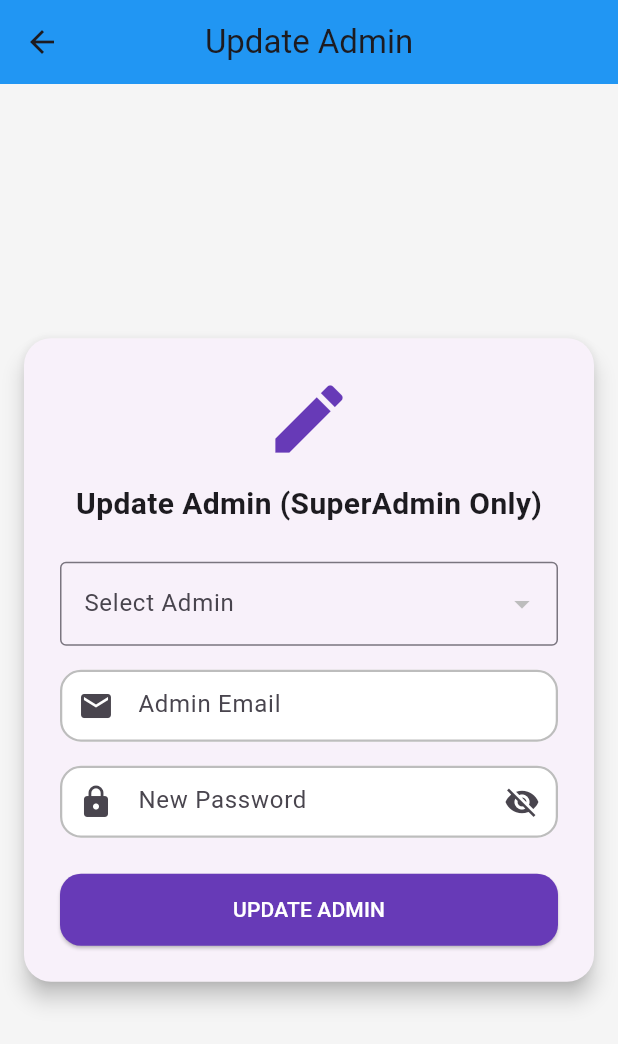
After one commit to iamps-dev/my_safety_admin, a Flutter app: the AdminUpdateView screen opened directly, on a phone screen of 412 x 824 dp. The commit adds this screen. Shown: the top 1044 px of the screen. Run offline on Flutter 3.47's test engine with Material 3 defaults, Android fonts, the phone set to English and light mode, and no system bars; our stand-ins replace dio, get, get_storage, jwt_decoder; accounts and stored records are empty; network calls fail.

Commit message:
1-1-2026

```diff
--- a/lib/Data/Appurl/app_url.dart
+++ b/lib/Data/Appurl/app_url.dart
@@ -4,4 +4,6 @@ class AppUrl {
   // 🔹 Admin base path
   static const String adminAuth = "$baseUrl/auth/admin";
 
+
+
 }
--- a/lib/Repo/Login/auth_repository.dart
+++ b/lib/Repo/Login/auth_repository.dart
@@ -19,6 +19,6 @@ class AuthRepository {
 
     // 🔹 Get all Admins API
     Future<Map<String, dynamic>> getAllAdmins() {
-    return ApiClient.get("${AppUrl.adminAuth}/list");
+      return ApiClient.get("${AppUrl.adminAuth}/all");
     }
   }
--- /dev/null
+++ b/lib/View/admin_update_v/admin_update_binding.dart
@@ -0,0 +1,9 @@
+import 'package:get/get.dart';
+import '../../view_model/admin_update_c/admin_update_controller.dart';
+
+class AdminUpdateBinding extends Bindings {
+  @override
+  void dependencies() {
+    Get.put(AdminUpdateController());
+  }
+}
--- /dev/null
+++ b/lib/View/admin_update_v/admin_update_view.dart
@@ -0,0 +1,116 @@
+import 'package:flutter/material.dart';
+import 'package:get/get.dart';
+
+import '../../Utils/Text_form_wgt/text_form_field_wgt.dart';
+import '../../Utils/app_colors/app_colors.dart';
+import '../../view_model/admin_update_c/admin_update_controller.dart';
+
+class AdminUpdateView extends GetView<AdminUpdateController> {
+  const AdminUpdateView({super.key});
+
+  @override
+  Widget build(BuildContext context) {
+    return Scaffold(
+      backgroundColor: Colors.grey.shade100,
+
+      appBar: AppBar(
+        backgroundColor: AppColors.primary,
+        title: const Text("Update Admin"),
+        centerTitle: true,
+      ),
+
+      body: Center(
+        child: Card(
+          elevation: 6,
+          shape: RoundedRectangleBorder(
+            borderRadius: BorderRadius.circular(18),
+          ),
+          child: Container(
+            width: 380,
+            padding: const EdgeInsets.all(24),
+            child: Column(
+              mainAxisSize: MainAxisSize.min,
+              children: [
+
+                const Icon(Icons.edit, size: 60, color: Colors.deepPurple),
+                const SizedBox(height: 12),
+
+                const Text(
+                  "Update Admin (SuperAdmin Only)",
+                  style: TextStyle(fontSize: 20, fontWeight: FontWeight.bold),
+                ),
+
+                const SizedBox(height: 24),
+
+                /// 🔽 Admin Dropdown
+                Obx(() => DropdownButtonFormField<Map<String, dynamic>>(
+                  decoration: const InputDecoration(
+                    labelText: "Select Admin",
+                    border: OutlineInputBorder(),
+                  ),
+                  items: controller.admins.map<DropdownMenuItem<Map<String, dynamic>>>((admin) {
+                    return DropdownMenuItem<Map<String, dynamic>>(
+                      value: admin,
+                      child: Text(admin['email'] ?? ''),
+                    );
+                  }).toList(),
+                  onChanged: (Map<String, dynamic>? value) {
+                    if (value != null) {
+                      controller.selectAdmin(value);
+                    }
+                  },
+                )),
+
+
+                const SizedBox(height: 16),
+
+                TextFormFieldWgt(
+                  hinttext: "Admin Email",
+                  controller: controller.emailCtrl,
+                  prxicon: Icons.email,
+                ),
+
+                const SizedBox(height: 16),
+
+                Obx(() => TextFormFieldWgt(
+                  hinttext: "New Password",
+                  controller: controller.passwordCtrl,
+                  prxicon: Icons.lock,
+                  obstxt: controller.isPasswordHidden.value,
+                  sfxicon: controller.isPasswordHidden.value
+                      ? Icons.visibility_off
+                      : Icons.visibility,
+                  onSficonTap: controller.togglePassword,
+                )),
+
+                const SizedBox(height: 24),
+
+                Obx(() => SizedBox(
+                  width: double.infinity,
+                  height: 48,
+                  child: ElevatedButton(
+                    onPressed: controller.isLoading.value
+                        ? null
+                        : controller.updateAdmin,
+                    style: ElevatedButton.styleFrom(
+                      backgroundColor: Colors.deepPurple,
+                      shape: RoundedRectangleBorder(
+                        borderRadius: BorderRadius.circular(14),
+                      ),
+                    ),
+                    child: controller.isLoading.value
+                        ? const CircularProgressIndicator(color: Colors.white)
+                        : const Text(
+                      "UPDATE ADMIN",
+                      style: TextStyle(color: Colors.white),
+                    ),
+                  ),
+                )),
+              ],
+            ),
+          ),
+        ),
+      ),
+    );
+  }
+}
--- a/lib/admin_drawer/admin_drawer_admin.dart
+++ b/lib/admin_drawer/admin_drawer_admin.dart
@@ -63,9 +63,20 @@ class AdminDrawer extends StatelessWidget {
                   () => Get.snackbar("Info", "Reports screen coming soon")),
 
           // 🔹 SuperAdmin-only option
-          if (role == "SUPER_ADMIN")
-            drawerItem("Create Admin", Icons.admin_panel_settings,
-                    () => _navigate(AppRoutes.adminCreate)),
+          // 🔹 SuperAdmin-only options
+          if (role == "SUPER_ADMIN") ...[
+            drawerItem(
+              "Create Admin",
+              Icons.admin_panel_settings,
+                  () => _navigate(AppRoutes.adminCreate),
+            ),
+            drawerItem(
+              "Update Admin",
+              Icons.edit,
+                  () => _navigate(AppRoutes.adminUpdate),
+            ),
+          ],
+
 
           const Divider(),
 
--- a/lib/app_routes/App_routes.dart
+++ b/lib/app_routes/App_routes.dart
@@ -5,12 +5,15 @@ import '../View/admin_login_v/admin_login_binding.dart';
 import '../View/admin_login_v/admin_login_view.dart';
 import '../View/admin_create_v/admin_create_view.dart';
 import '../View/admin_create_v/admin_create_binding.dart';
+import '../View/admin_update_v/admin_update_view.dart';
+import '../View/admin_update_v/admin_update_binding.dart';
 
 class AppRoutes {
   // 🔹 Route names
   static const String adminLogin = "/admin-login";
   static const String adminDashboard = "/admin-dashboard";
-  static const String adminCreate = "/admin-create"; // New route
+  static const String adminCreate = "/admin-create";
+  static const String adminUpdate = "/admin-update"; // ✅ NEW
 
   // 🔹 Initial route
   static const String INITIAL = adminLogin;
@@ -25,12 +28,16 @@ class AppRoutes {
     GetPage(
       name: adminDashboard,
       page: () => AdminDashboardScreen(),
-      // You can add a binding here if needed
     ),
     GetPage(
       name: adminCreate,
-      page: () => const AdminCreateView(), // SuperAdmin-only screen
+      page: () => const AdminCreateView(),
       binding: AdminCreateBinding(),
+    ),
+    GetPage(
+      name: adminUpdate,
+      page: () => const AdminUpdateView(),
+      binding: AdminUpdateBinding(),
     ),
   ];
 }
```
Also changed, not shown: lib/view_model/admin_update_c/admin_update_controller.dart (added, +107 -0 lines). Lines whose indentation alone changed are shown as unchanged.
